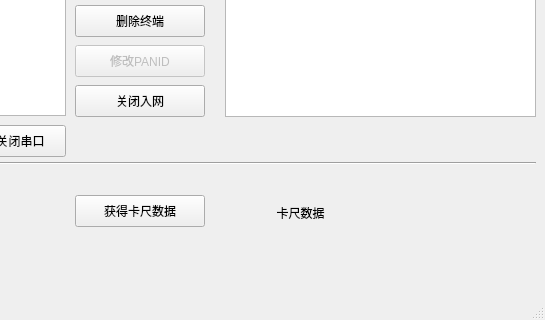
luppiterw/qw_serial_port_tool, file mainwindow.ui: the form before one commit; both pictures show x 135 to 680 and y 152 to 472 of the 680 by 472 pixel window.
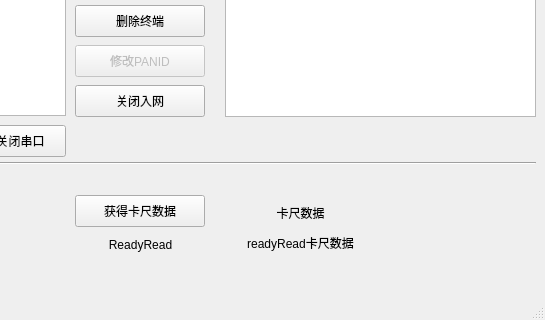
The form after the commit.

Commit message: 开启入网、终端签到、关闭入网等指令通过serialPort实现

Diff of the .ui file:
```diff
--- a/mainwindow.ui
+++ b/mainwindow.ui
@@ -214,6 +214,38 @@
      <string>关闭串口</string>
     </property>
    </widget>
+   <widget class="QLabel" name="readReadSignalLabel">
+    <property name="geometry">
+     <rect>
+      <x>220</x>
+      <y>370</y>
+      <width>111</width>
+      <height>20</height>
+     </rect>
+    </property>
+    <property name="text">
+     <string>ReadyRead</string>
+    </property>
+    <property name="alignment">
+     <set>Qt::AlignCenter</set>
+    </property>
+   </widget>
+   <widget class="QLabel" name="autoCalliperDataLabel">
+    <property name="geometry">
+     <rect>
+      <x>340</x>
+      <y>370</y>
+      <width>191</width>
+      <height>16</height>
+     </rect>
+    </property>
+    <property name="text">
+     <string>readyRead卡尺数据</string>
+    </property>
+    <property name="alignment">
+     <set>Qt::AlignCenter</set>
+    </property>
+   </widget>
   </widget>
   <widget class="QMenuBar" name="menuBar">
    <property name="geometry">
```
The commit also changes 2 other files.
